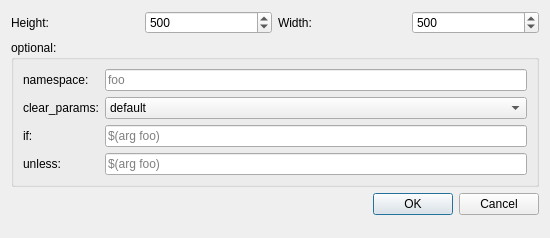
Before: the Qt Designer form rxDev/src/tagItems/groupEdit.ui in songxuchao/rxdeveloper-ros-pkg, drawn with Qt 5.
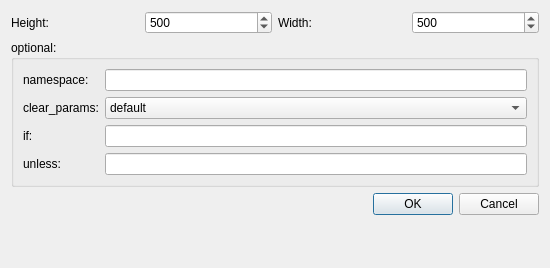
After: the same form once the commit is applied. Icons and pictures are not drawn.

The edit to the form file:
```diff
--- a/rxDev/src/tagItems/groupEdit.ui
+++ b/rxDev/src/tagItems/groupEdit.ui
@@ -7,7 +7,7 @@
     <x>0</x>
     <y>0</y>
     <width>550</width>
-    <height>238</height>
+    <height>268</height>
    </rect>
   </property>
   <property name="windowTitle">
@@ -50,9 +50,12 @@
       </item>
       <item row="4" column="1">
        <widget class="QLineEdit" name="lineEdit_if">
-        <property name="placeholderText">
+        <property name="toolTip">
          <string>$(arg foo)</string>
         </property>
+        <property name="placeholderText">
+         <string/>
+        </property>
        </widget>
       </item>
       <item row="5" column="0">
@@ -64,9 +67,12 @@
       </item>
       <item row="5" column="1">
        <widget class="QLineEdit" name="lineEdit_unless">
-        <property name="placeholderText">
+        <property name="toolTip">
          <string>$(arg foo)</string>
         </property>
+        <property name="placeholderText">
+         <string/>
+        </property>
        </widget>
       </item>
       <item row="3" column="1">
@@ -106,9 +112,12 @@
       </item>
       <item row="2" column="1">
        <widget class="QLineEdit" name="lineEdit_namespace">
-        <property name="placeholderText">
+        <property name="toolTip">
          <string>foo</string>
         </property>
+        <property name="placeholderText">
+         <string/>
+        </property>
        </widget>
       </item>
      </layout>
```
